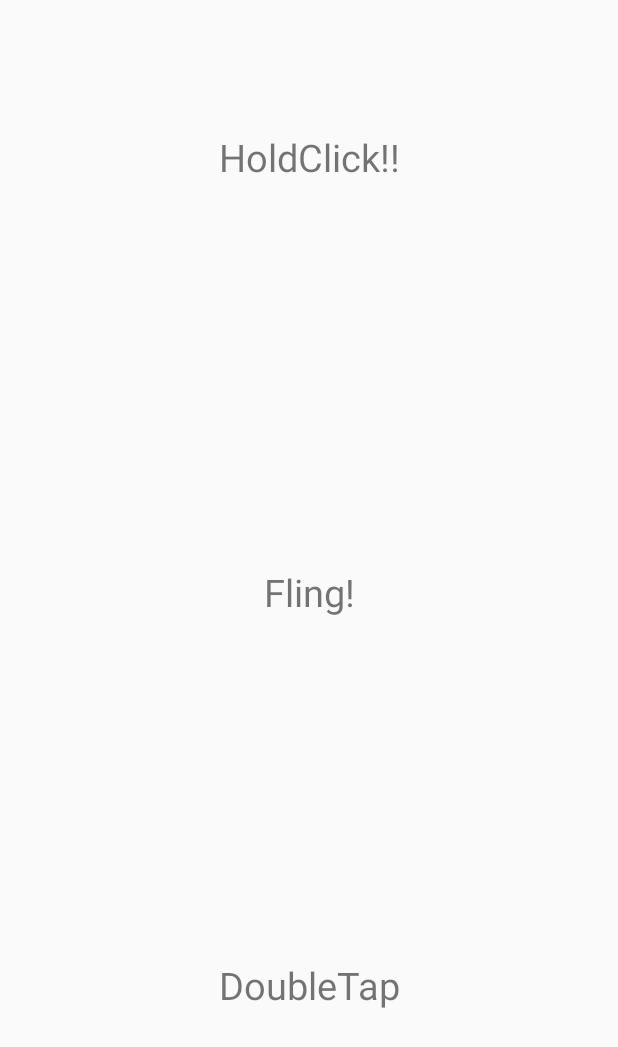
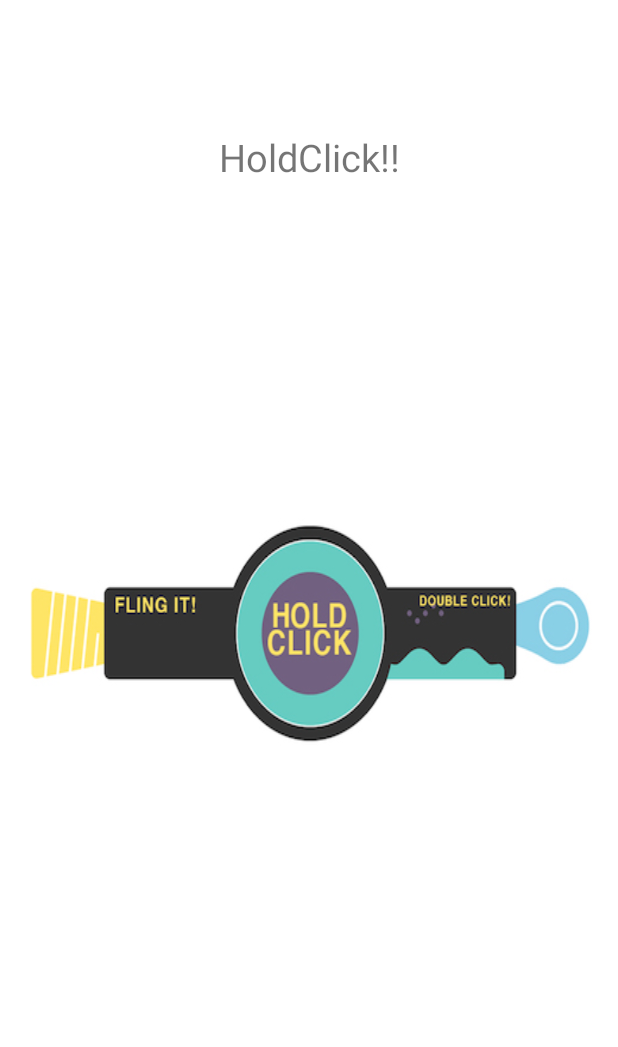
Before and after one commit to seacamjen/bop-it, an Android app: the screen it shows after launch (MainActivity), on a phone screen of 412 x 824 dp. Shown: the top 1047 px of the screen. Run offline under Robolectric (Android 15) with nearby library versions, the phone set to English and light mode, and no system bars; our stand-ins replace ButterKnife.

Commit message:
add sound

```diff
--- a/app/src/main/java/com/example/guest/bopit/MainActivity.java
+++ b/app/src/main/java/com/example/guest/bopit/MainActivity.java
@@ -1,21 +1,30 @@
 package com.example.guest.bopit;
 
 import android.app.Activity;
+import android.media.MediaPlayer;
 import android.support.v4.view.GestureDetectorCompat;
-import android.support.v7.app.AppCompatActivity;
 import android.os.Bundle;
 import android.util.Log;
 import android.view.GestureDetector;
 import android.view.MotionEvent;
 import android.view.View;
 import android.widget.TextView;
-import android.widget.Toast;
+
+import java.util.Random;
 
 import butterknife.Bind;
 import butterknife.ButterKnife;
 
 public class MainActivity extends Activity implements GestureDetector.OnGestureListener, GestureDetector.OnDoubleTapListener {
     @Bind(R.id.doubleTap) TextView mDoubleTap;
+    @Bind(R.id.fling) TextView mFling;
+    @Bind(R.id.longclick) TextView mLongClick;
+    private MediaPlayer mHold;
+    private MediaPlayer mDoubleClick;
+    private MediaPlayer mFlingMusic;
+
+
+
     GestureDetector gestureDetector;
 
     private static final String DEBUG_TAG = "Gestures";
@@ -27,6 +36,10 @@ public class MainActivity extends Activity implements GestureDetector.OnGestureL
         setContentView(R.layout.activity_main);
         ButterKnife.bind(this);
 
+         mHold = MediaPlayer.create(MainActivity.this, R.raw.hold);
+         mDoubleClick = MediaPlayer.create(MainActivity.this, R.raw.doubleclick);
+         mFlingMusic = MediaPlayer.create(MainActivity.this, R.raw.fling);
+
         mDetector = new GestureDetectorCompat(this,this);
         mDetector.setOnDoubleTapListener(this);
 
@@ -37,7 +50,58 @@ public class MainActivity extends Activity implements GestureDetector.OnGestureL
 //                return false;
 //            }
 //        });
+        hideDoubleTap();
+        hideFling();
+        showLongClick();
     }
+
+    public void hideDoubleTap() {
+        mDoubleTap.setVisibility(View.GONE);
+    }
+
+    public void showDoubleTap() {
+        mDoubleTap.setVisibility(View.VISIBLE);
+    }
+    public void hideFling() {
+        mFling.setVisibility(View.GONE);
+    }
+
+    public void showFling() {
+        mFling.setVisibility(View.VISIBLE);
+    }
+    public void hideLongClick() {
+        mLongClick.setVisibility(View.GONE);
+    }
+
+    public void showLongClick() {
+        mLongClick.setVisibility(View.VISIBLE);
+    }
+
+    public void randomGen() {
+        Random Generator = new Random();
+        int num1;
+        num1 = Generator.nextInt(3);
+        if ( num1 == 0) {
+            showLongClick();
+            mHold.start();
+            hideDoubleTap();
+            hideFling();
+        }
+        if (num1 == 1) {
+            showDoubleTap();
+            mDoubleClick.start();
+            hideFling();
+            hideLongClick();
+        }
+        if (num1 == 2) {
+            showFling();
+            mFlingMusic.start();
+            hideDoubleTap();
+            hideLongClick();
+        }
+    }
+
+
 
     @Override
     public boolean onTouchEvent(MotionEvent event){
@@ -56,14 +120,18 @@ public class MainActivity extends Activity implements GestureDetector.OnGestureL
     public boolean onFling(MotionEvent event1, MotionEvent event2,
                            float velocityX, float velocityY) {
         Log.d(DEBUG_TAG, "onFling: " + event1.toString()+event2.toString());
-        Toast.makeText(MainActivity.this, "Fling Time", Toast.LENGTH_LONG).show();
+//        Toast.makeText(MainActivity.this, "fling Time", Toast.LENGTH_LONG).show();
+        hideFling();
+        randomGen();
         return true;
     }
 
     @Override
     public void onLongPress(MotionEvent event) {
         Log.d(DEBUG_TAG, "onLongPress: " + event.toString());
-        Toast.makeText(MainActivity.this, "Long Press", Toast.LENGTH_LONG).show();
+//        Toast.makeText(MainActivity.this, "Long Press", Toast.LENGTH_LONG).show();
+        hideLongClick();
+        randomGen();
     }
 
     @Override
@@ -87,14 +155,15 @@ public class MainActivity extends Activity implements GestureDetector.OnGestureL
     @Override
     public boolean onDoubleTap(MotionEvent event) {
         Log.d(DEBUG_TAG, "onDoubleTap: " + event.toString());
-        Toast.makeText(MainActivity.this, "Double Tap", Toast.LENGTH_LONG).show();
+//        Toast.makeText(MainActivity.this, "Double Tap", Toast.LENGTH_LONG).show();
+        hideDoubleTap();
+        randomGen();
         return true;
     }
 
     @Override
     public boolean onDoubleTapEvent(MotionEvent event) {
-        Log.d(DEBUG_TAG, "onDoubleTapEvent: " + event.toString());
-        Toast.makeText(MainActivity.this, "Double tap event", Toast.LENGTH_LONG).show();
+//        Log.d(DEBUG_TAG, "onDoubleTapEvent: " + event.toString());
         return true;
     }
 
--- a/app/src/main/res/layout/activity_main.xml
+++ b/app/src/main/res/layout/activity_main.xml
@@ -4,27 +4,46 @@
     xmlns:tools="http://schemas.android.com/tools"
     android:layout_width="match_parent"
     android:layout_height="match_parent"
-    tools:context="com.example.guest.bopit.MainActivity">
+    tools:context="com.example.guest.bopit.MainActivity"
+    android:background="@android:color/white">
+
+    <ImageView
+        android:id="@+id/imageView"
+        android:layout_width="match_parent"
+        android:layout_height="wrap_content"
+        android:layout_marginBottom="8dp"
+        android:layout_marginLeft="8dp"
+        android:layout_marginRight="8dp"
+        android:layout_marginTop="8dp"
+        android:background="@drawable/bopit3"
+        android:scaleType="center"
+        app:layout_constraintBottom_toBottomOf="parent"
+        app:layout_constraintHorizontal_bias="0.0"
+        app:layout_constraintLeft_toLeftOf="parent"
+        app:layout_constraintRight_toRightOf="parent"
+        app:layout_constraintTop_toTopOf="parent" />
+
 
     <TextView
-        android:textSize="25dp"
         android:id="@+id/doubleTap"
         android:layout_width="wrap_content"
         android:layout_height="wrap_content"
+        android:layout_marginBottom="8dp"
         android:text="DoubleTap"
+        android:textSize="25dp"
+        app:layout_constraintBottom_toBottomOf="parent"
         app:layout_constraintLeft_toLeftOf="parent"
         app:layout_constraintRight_toRightOf="parent"
         app:layout_constraintTop_toTopOf="parent"
-        app:layout_constraintBottom_toBottomOf="parent"
-        android:layout_marginBottom="8dp"
-        app:layout_constraintVertical_bias="0.818" />
+        app:layout_constraintVertical_bias="0.114"
+        app:layout_constraintHorizontal_bias="0.501" />
 
     <TextView
-        android:textSize="25dp"
         android:id="@+id/longclick"
         android:layout_width="wrap_content"
         android:layout_height="wrap_content"
         android:text="HoldClick!!"
+        android:textSize="25dp"
         app:layout_constraintBottom_toBottomOf="parent"
         app:layout_constraintLeft_toLeftOf="parent"
         app:layout_constraintRight_toRightOf="parent"
@@ -32,15 +51,17 @@
         app:layout_constraintVertical_bias="0.111" />
 
     <TextView
-        android:textSize="25dp"
         android:id="@+id/fling"
         android:layout_width="wrap_content"
         android:layout_height="wrap_content"
         android:text="Fling!"
+        android:textSize="25dp"
         app:layout_constraintBottom_toBottomOf="parent"
         app:layout_constraintLeft_toLeftOf="parent"
         app:layout_constraintRight_toRightOf="parent"
         app:layout_constraintTop_toTopOf="parent"
-        app:layout_constraintVertical_bias="0.478" />
+        app:layout_constraintVertical_bias="0.112" />
+
+
 
 </android.support.constraint.ConstraintLayout>
```
Also changed, not shown: app/src/main/res/drawable/bopit.jpg (added), app/src/main/res/drawable/bopit2.jpg (added), app/src/main/res/drawable/bopit3.jpg (added), 3 other files.
